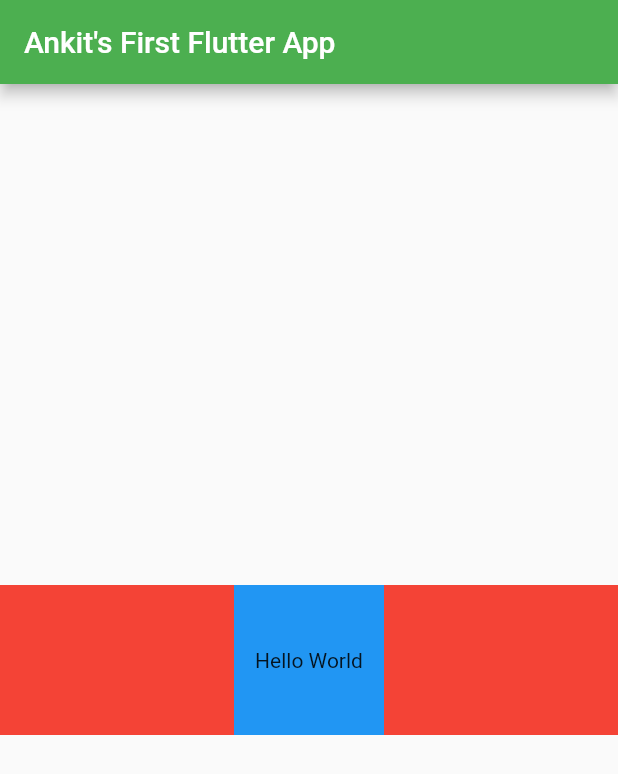
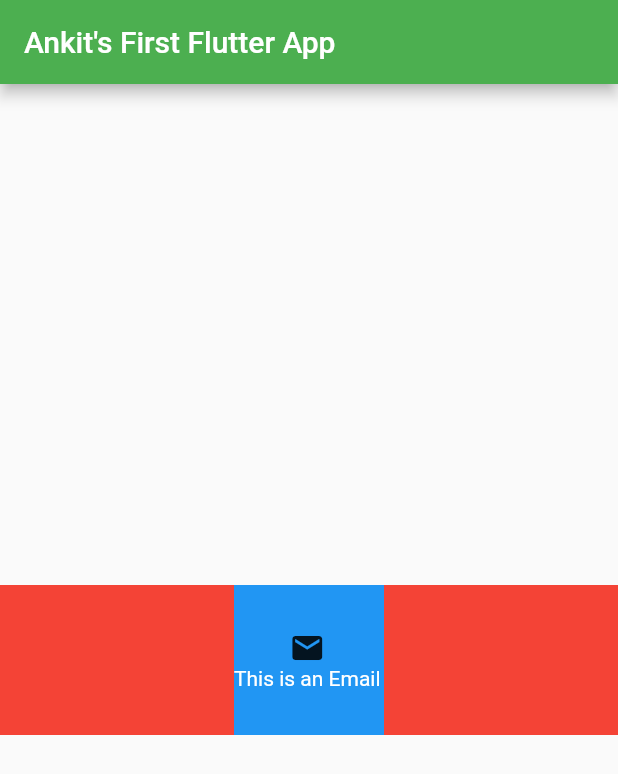
Before and after one commit to Ankit-kumar-khatri/first_project, a Flutter app: the screen it shows after launch, on a phone screen of 412 x 824 dp. Shown: the top 774 px of the screen. Run offline on Flutter 3.47's test engine with Material 2 defaults, Android fonts, the phone set to English and light mode, and no system bars.

Commit message:
text , container , row and column explored

```diff
--- a/Flutter_practice1/lib/FirstApp.dart
+++ b/Flutter_practice1/lib/FirstApp.dart
@@ -7,7 +7,7 @@ class FirstApp extends StatelessWidget {
   Widget build(BuildContext context) {
     return Scaffold(
       appBar: AppBar(
-        title: Text("Ankit's First Flutter App"),
+        title: const Text("Ankit's First Flutter App"),
         backgroundColor: Colors.green,
       ),
       body: Center(
@@ -20,8 +20,8 @@ class FirstApp extends StatelessWidget {
                 width: 100,
                 height: 100,
                 color: Colors.blue,
-                child: Center(
-                  child: Text("Hello World"),
+                child: const Center(
+                  child: TestClass(),
                 ),
               ),
             ],
@@ -32,3 +32,28 @@ class FirstApp extends StatelessWidget {
     );
   }
 }
+
+class TestClass extends StatelessWidget {
+  const TestClass({super.key});
+
+  @override
+  Widget build(BuildContext context) {
+    return Row(
+      children: [
+        Column(
+          mainAxisAlignment: MainAxisAlignment.center,
+          children: const [
+            Icon(Icons.email),
+            Text(
+              'This is an Email',
+              style: TextStyle(
+                  color: Colors.white,
+                  fontStyle: FontStyle.normal,
+                  fontWeight: FontWeight.normal),
+            )
+          ],
+        )
+      ],
+    );
+  }
+}
```
